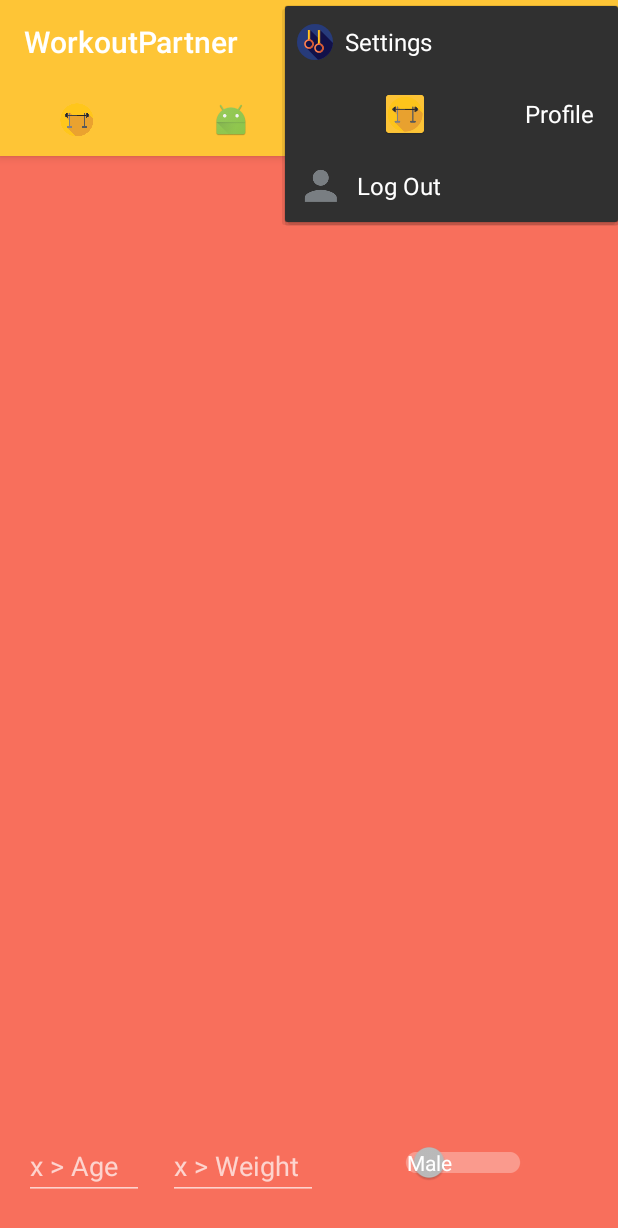
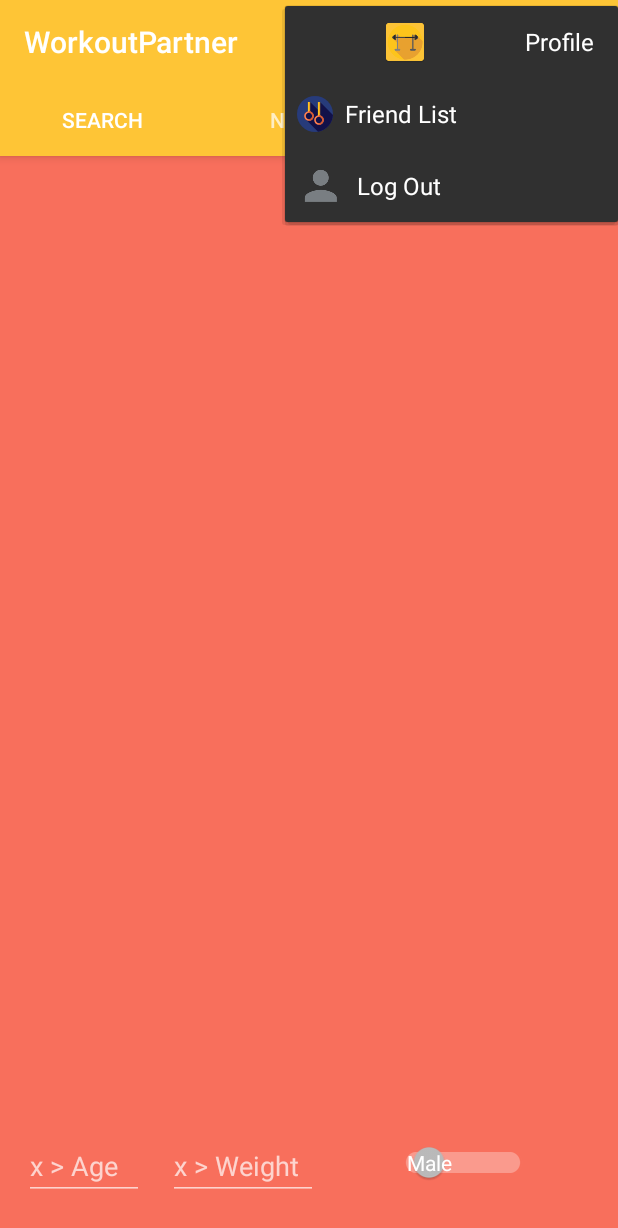
Before and after one commit to kevinliao123/workout-partner, an Android app: the screen it shows after launch once a user with an empty profile is signed in (MainActivity), after a tap on "Profile", on a phone screen of 412 x 824 dp. Shown: the top 1228 px of the screen. Run offline under Robolectric (Android 15) with nearby library versions, the phone set to English and light mode, and no system bars; our stand-ins replace ButterKnife, Firebase (no records; nobody signed in at launch, a user with empty details on screens opened directly); 3 statements that could not run were skipped.

Commit message:
move friend list to option menu

```diff
--- a/app/src/main/AndroidManifest.xml
+++ b/app/src/main/AndroidManifest.xml
@@ -58,6 +58,9 @@
             android:windowSoftInputMode="adjustPan"
             android:parentActivityName=".main.MainActivity"/>
 
+        <activity android:name=".friendlist.FriendListActivity"
+            android:screenOrientation="portrait"/>
+
         <service android:name="services.FirebaseMessagingService">
             <intent-filter>
                 <action android:name="com.google.firebase.MESSAGING_EVENT"/>
--- a/app/src/main/java/com/fruitguy/workoutpartner/main/MainActivity.java
+++ b/app/src/main/java/com/fruitguy/workoutpartner/main/MainActivity.java
@@ -14,10 +14,10 @@ import android.view.MenuItem;
 import com.fruitguy.workoutpartner.R;
 import com.fruitguy.workoutpartner.authentication.AuthenticationActivity;
 import com.fruitguy.workoutpartner.conversation.ConvFragment;
+import com.fruitguy.workoutpartner.friendlist.FriendListActivity;
 import com.fruitguy.workoutpartner.search.SearchFragment;
 import com.fruitguy.workoutpartner.nearby.NearbyFragment;
 import com.fruitguy.workoutpartner.profile.ProfileActivity;
-import com.fruitguy.workoutpartner.friendlist.FriendListFragment;
 import com.fruitguy.workoutpartner.util.PermissionUtil;
 import com.google.firebase.auth.FirebaseAuth;
 import com.google.firebase.auth.FirebaseUser;
@@ -41,7 +41,7 @@ public class MainActivity extends AppCompatActivity implements MainPageContract.
 
     MainPageContract.Presenter mMainPagePresenter;
 
-    private int[] IconResID = {R.mipmap.ic_chest_bench,R.mipmap.ic_launcher,R.mipmap.ic_add_partner, R.mipmap.ic_launcher_round};
+    private int[] IconResID = {R.string.search,R.string.nearby,R.string.chat};
     @Override
     protected void onCreate(Bundle savedInstanceState) {
         super.onCreate(savedInstanceState);
@@ -87,7 +87,8 @@ public class MainActivity extends AppCompatActivity implements MainPageContract.
             case R.id.profile:
                 startActivity(new Intent(this, ProfileActivity.class));
                 return true;
-            case R.id.settings:
+            case R.id.friend_list:
+                startActivity(new Intent(this, FriendListActivity.class));
                 return true;
             case R.id.logout:
                 mMainPagePresenter.signout();
@@ -103,7 +104,6 @@ public class MainActivity extends AppCompatActivity implements MainPageContract.
         list.add(new SearchFragment());
         list.add(new NearbyFragment());
         list.add(new ConvFragment());
-        list.add(new FriendListFragment());
         SectionPageAdapter sectionPageAdapter = new SectionPageAdapter(getSupportFragmentManager(),list);
         mViewPager.setAdapter(sectionPageAdapter);
         mTabLayout.setupWithViewPager(mViewPager);
@@ -112,7 +112,7 @@ public class MainActivity extends AppCompatActivity implements MainPageContract.
 
     public void setTabLayoutIcon(){
         for(int i =0; i < IconResID.length;i++){
-            mTabLayout.getTabAt(i).setIcon(IconResID[i]);
+            mTabLayout.getTabAt(i).setText(IconResID[i]);
         }
 
     }
--- a/app/src/main/res/layout/fragment_friend_list.xml
+++ b/app/src/main/res/layout/activity_friend_list.xml
@@ -1,8 +1,6 @@
 <?xml version="1.0" encoding="utf-8"?>
 <android.support.constraint.ConstraintLayout
     xmlns:android="http://schemas.android.com/apk/res/android"
-    xmlns:app="http://schemas.android.com/apk/res-auto"
-    xmlns:tools="http://schemas.android.com/tools"
     android:layout_width="match_parent"
     android:layout_height="match_parent">
 
--- a/app/src/main/res/layout/layout_action_bar_main_page.xml
+++ b/app/src/main/res/layout/layout_action_bar_main_page.xml
@@ -7,7 +7,7 @@
     android:layout_height="wrap_content">
     <TextView
         android:id="@+id/friend_list_label"
-        android:text="@string/label_friend_list"
+        android:text="@string/friend_list"
         android:textStyle="bold"
         android:gravity="center"
         android:layout_toLeftOf="@+id/friend_list_button"
--- a/app/src/main/res/menu/home_page_menu.xml
+++ b/app/src/main/res/menu/home_page_menu.xml
@@ -8,14 +8,15 @@
         app:showAsAction="always">
         <menu>
             <item
-                android:id="@+id/settings"
-                android:icon="@drawable/ic_rings"
-                android:title="@string/setting" />
-
-            <item
                 android:id="@+id/profile"
                 android:icon="@drawable/ic_chest_bench"
                 android:title="@string/profile" />
+
+            <item
+                android:id="@+id/friend_list"
+                android:icon="@drawable/ic_rings"
+                android:title="@string/friend_list" />
+
 
             <item
                 android:id="@+id/logout"
--- a/app/src/main/res/values/strings.xml
+++ b/app/src/main/res/values/strings.xml
@@ -4,10 +4,13 @@
     <string name="ok_button">OK</string>
 
     <!--Main page-->
-    <string name="label_friend_list">Friend\nList</string>
     <string name="profile">Profile</string>
-    <string name="setting">Settings</string>
+    <string name="friend_list">Friend\nList</string>
     <string name="logout">Log Out</string>
+
+    <string name="search">Search</string>
+    <string name="nearby">Nearby</string>
+    <string name="chat">Chat</string>
 
     <string name="facebook_application_id" translatable="false">742709525926947</string>
     <string name="facebook_login_protocol_scheme" translatable="false">fb742709525926947</string>
```
Also changed, not shown: app/src/main/java/com/fruitguy/workoutpartner/friendlist/FriendListActivity.java (renamed from app/src/main/java/com/fruitguy/workoutpartner/friendlist/FriendListFragment.java, +11 -12 lines).
